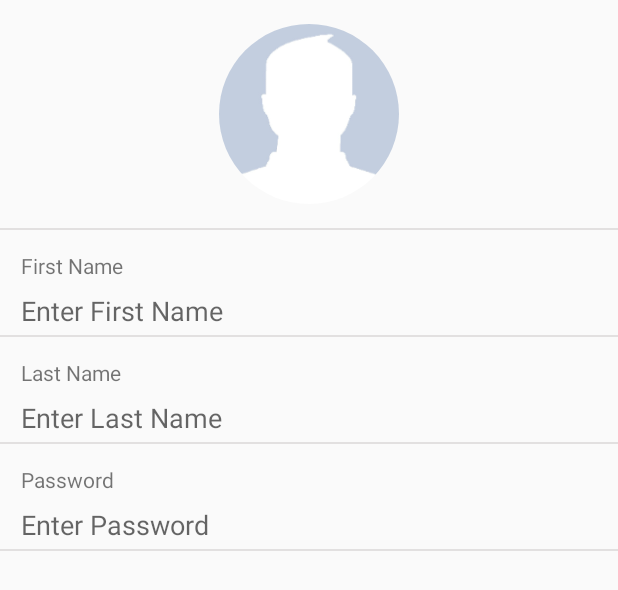
After one commit to Vibeosys/brh-android, an Android app: the layout fragment_edit_profile.xml on its own in the app's theme, with its tools: preview values and no code run, on a phone screen of 412 x 824 dp. The commit adds this screen. Shown: the top 590 px of the screen. Run offline under Robolectric (Android 15) with nearby library versions, the phone set to English and light mode, and no system bars.

Commit message:
Edit profile UI created
Edit profile UI created

```diff
--- a/BusinessReviewsHub/app/build.gradle
+++ b/BusinessReviewsHub/app/build.gradle
@@ -23,4 +23,6 @@ dependencies {
     compile fileTree(dir: 'libs', include: ['*.jar'])
     testCompile 'junit:junit:4.12'
     compile 'com.android.support:appcompat-v7:25.0.0'
+    //For circular image
+    compile 'de.hdodenhof:circleimageview:1.2.1'
 }
--- a/BusinessReviewsHub/app/src/main/java/com/businessreviewshub/fragments/BaseFragment.java
+++ b/BusinessReviewsHub/app/src/main/java/com/businessreviewshub/fragments/BaseFragment.java
@@ -1,7 +1,9 @@
 package com.businessreviewshub.fragments;
+
+import android.support.v4.app.Fragment;
 
 /**
  * Created by akshay on 12-12-2016.
  */
-public class BaseFragment {
+public class BaseFragment extends Fragment{
 }
--- /dev/null
+++ b/BusinessReviewsHub/app/src/main/java/com/businessreviewshub/fragments/EditProfileFragment.java
@@ -0,0 +1,109 @@
+package com.businessreviewshub.fragments;
+
+import android.content.Context;
+import android.net.Uri;
+import android.os.Bundle;
+import android.support.v4.app.Fragment;
+import android.view.LayoutInflater;
+import android.view.View;
+import android.view.ViewGroup;
+
+import com.businessreviewshub.R;
+
+/**
+ * A simple {@link Fragment} subclass.
+ * Activities that contain this fragment must implement the
+ * {@link EditProfileFragment.OnFragmentInteractionListener} interface
+ * to handle interaction events.
+ * Use the {@link EditProfileFragment#newInstance} factory method to
+ * create an instance of this fragment.
+ */
+public class EditProfileFragment extends BaseFragment {
+    // TODO: Rename parameter arguments, choose names that match
+    // the fragment initialization parameters, e.g. ARG_ITEM_NUMBER
+    private static final String ARG_PARAM1 = "param1";
+    private static final String ARG_PARAM2 = "param2";
+
+    // TODO: Rename and change types of parameters
+    private String mParam1;
+    private String mParam2;
+
+    private OnFragmentInteractionListener mListener;
+
+    public EditProfileFragment() {
+        // Required empty public constructor
+    }
+
+    /**
+     * Use this factory method to create a new instance of
+     * this fragment using the provided parameters.
+     *
+     * @param param1 Parameter 1.
+     * @param param2 Parameter 2.
+     * @return A new instance of fragment EditProfileFragment.
+     */
+    // TODO: Rename and change types and number of parameters
+    public static EditProfileFragment newInstance(String param1, String param2) {
+        EditProfileFragment fragment = new EditProfileFragment();
+        Bundle args = new Bundle();
+        args.putString(ARG_PARAM1, param1);
+        args.putString(ARG_PARAM2, param2);
+        fragment.setArguments(args);
+        return fragment;
+    }
+
+    @Override
+    public void onCreate(Bundle savedInstanceState) {
+        super.onCreate(savedInstanceState);
+        if (getArguments() != null) {
+            mParam1 = getArguments().getString(ARG_PARAM1);
+            mParam2 = getArguments().getString(ARG_PARAM2);
+        }
+    }
+
+    @Override
+    public View onCreateView(LayoutInflater inflater, ViewGroup container,
+                             Bundle savedInstanceState) {
+        // Inflate the layout for this fragment
+        return inflater.inflate(R.layout.fragment_edit_profile, container, false);
+    }
+
+    // TODO: Rename method, update argument and hook method into UI event
+    public void onButtonPressed(Uri uri) {
+        if (mListener != null) {
+            mListener.onFragmentInteraction(uri);
+        }
+    }
+
+    @Override
+    public void onAttach(Context context) {
+        super.onAttach(context);
+        if (context instanceof OnFragmentInteractionListener) {
+            mListener = (OnFragmentInteractionListener) context;
+        } else {
+            throw new RuntimeException(context.toString()
+                    + " must implement OnFragmentInteractionListener");
+        }
+    }
+
+    @Override
+    public void onDetach() {
+        super.onDetach();
+        mListener = null;
+    }
+
+    /**
+     * This interface must be implemented by activities that contain this
+     * fragment to allow an interaction in this fragment to be communicated
+     * to the activity and potentially other fragments contained in that
+     * activity.
+     * <p/>
+     * See the Android Training lesson <a href=
+     * "http://developer.android.com/training/basics/fragments/communicating.html"
+     * >Communicating with Other Fragments</a> for more information.
+     */
+    public interface OnFragmentInteractionListener {
+        // TODO: Update argument type and name
+        void onFragmentInteraction(Uri uri);
+    }
+}
--- /dev/null
+++ b/BusinessReviewsHub/app/src/main/java/com/businessreviewshub/views/RobotoBoldTextView.java
@@ -0,0 +1,25 @@
+package com.businessreviewshub.views;
+
+import android.content.Context;
+import android.graphics.Typeface;
+import android.util.AttributeSet;
+import android.widget.TextView;
+
+/**
+ * Created by shrinivas on 12-12-2016.
+ */
+public class RobotoBoldTextView extends TextView {
+    public RobotoBoldTextView(Context context) {
+        super(context);
+    }
+
+    public RobotoBoldTextView(Context context, AttributeSet attrs) {
+        super(context, attrs);
+        this.setTypeface(Typeface.createFromAsset(context.getAssets(), "fonts/roboto.bold.ttf"));
+    }
+
+    public RobotoBoldTextView(Context context, AttributeSet attrs, int defStyleAttr) {
+        super(context, attrs, defStyleAttr);
+        this.setTypeface(Typeface.createFromAsset(context.getAssets(), "fonts/roboto.bold.ttf"));
+    }
+}
--- /dev/null
+++ b/BusinessReviewsHub/app/src/main/res/layout/fragment_edit_profile.xml
@@ -0,0 +1,154 @@
+<FrameLayout xmlns:android="http://schemas.android.com/apk/res/android"
+    xmlns:tools="http://schemas.android.com/tools"
+    android:layout_width="match_parent"
+    android:layout_height="match_parent"
+    tools:context="com.businessreviewshub.fragments.EditProfileFragment">
+
+    <!-- TODO: Update blank fragment layout -->
+    <ScrollView
+        android:layout_width="match_parent"
+        android:layout_height="match_parent">
+
+        <LinearLayout
+            android:layout_width="match_parent"
+            android:layout_height="wrap_content"
+            android:orientation="vertical">
+
+            <LinearLayout
+                android:layout_width="match_parent"
+                android:layout_height="wrap_content"
+                android:layout_margin="16dp"
+                android:orientation="vertical">
+
+                <LinearLayout
+                    android:layout_width="match_parent"
+                    android:layout_height="wrap_content"
+                    android:gravity="center"
+                    android:orientation="vertical">
+
+                    <de.hdodenhof.circleimageview.CircleImageView
+                        android:id="@+id/circleView"
+                        android:layout_width="120dp"
+                        android:layout_height="120dp"
+                        android:src="@drawable/avatar_profile" />
+                </LinearLayout>
+
+
+            </LinearLayout>
+
+            <LinearLayout
+                android:layout_width="match_parent"
+                android:layout_height="wrap_content"
+                android:orientation="vertical">
+
+                <View
+                    android:id="@+id/firstView"
+                    android:layout_width="fill_parent"
+                    android:layout_height="1dp"
+                    android:background="#e2e0e0" />
+
+                <LinearLayout
+                    android:layout_width="match_parent"
+                    android:layout_height="wrap_content"
+                    android:orientation="vertical">
+
+                    <LinearLayout
+                        android:layout_width="match_parent"
+                        android:layout_height="wrap_content"
+                        android:layout_marginEnd="10dp"
+                        android:layout_marginStart="10dp"
+                        android:layout_marginTop="10dp"
+                        android:orientation="vertical">
+
+                        <com.businessreviewshub.views.RobotoTextView
+                            android:id="@+id/userFirstName"
+                            android:layout_width="wrap_content"
+                            android:layout_height="wrap_content"
+                            android:padding="4dp"
+                            android:text="@string/str_user_first_name"
+                            android:textSize="14sp" />
+
+                        <EditText
+                            android:id="@+id/editUserFirstName"
+                            android:layout_width="match_parent"
+                            android:layout_height="wrap_content"
+                            android:background="@android:color/transparent"
+                            android:padding="4dp"
+                            android:singleLine="true"
+                            android:hint="@string/str_hint_first_name"
+                            android:textSize="18sp" />
+                    </LinearLayout>
+                    <View
+                        android:id="@+id/secondView"
+                        android:layout_width="fill_parent"
+                        android:layout_height="1dp"
+                        android:background="#e2e0e0" />
+                    <LinearLayout
+                        android:layout_width="match_parent"
+                        android:layout_height="wrap_content"
+                        android:layout_marginEnd="10dp"
+                        android:layout_marginStart="10dp"
+                        android:layout_marginTop="10dp"
+                        android:orientation="vertical">
+
+                        <com.businessreviewshub.views.RobotoTextView
+                            android:id="@+id/userLastName"
+                            android:layout_width="wrap_content"
+                            android:layout_height="wrap_content"
+                            android:padding="4dp"
+                            android:text="@string/str_user_last_name"
+                            android:textSize="14sp" />
+
+                        <EditText
+                            android:id="@+id/editUserLastName"
+                            android:layout_width="match_parent"
+                            android:layout_height="wrap_content"
+                            android:background="@android:color/transparent"
+                            android:padding="4dp"
+                            android:singleLine="true"
+                            android:hint="@string/str_hint_last_name"
+                            android:textSize="18sp" />
+                    </LinearLayout>
+                    <View
+                        android:id="@+id/thirdView"
+                        android:layout_width="fill_parent"
+                        android:layout_height="1dp"
+                        android:background="#e2e0e0" />
+                    <LinearLayout
+                        android:layout_width="match_parent"
+                        android:layout_height="wrap_content"
+                        android:layout_marginEnd="10dp"
+                        android:layout_marginStart="10dp"
+                        android:layout_marginTop="10dp"
+                        android:orientation="vertical">
+
+                        <com.businessreviewshub.views.RobotoTextView
+                            android:id="@+id/userPassword"
+                            android:layout_width="wrap_content"
+                            android:layout_height="wrap_content"
+                            android:padding="4dp"
+                            android:text="@string/str_user_password"
+                            android:textSize="14sp" />
+
+                        <EditText
+                            android:id="@+id/editUserPassword"
+                            android:layout_width="match_parent"
+                            android:layout_height="wrap_content"
+                            android:background="@android:color/transparent"
+                            android:padding="4dp"
+                            android:inputType="textPassword"
+                            android:hint="@string/str_hint_password"
+                            android:singleLine="true"
+                            android:textSize="18sp" />
+                    </LinearLayout>
+                    <View
+                        android:id="@+id/fifthView"
+                        android:layout_width="fill_parent"
+                        android:layout_height="1dp"
+                        android:background="#e2e0e0" />
+                </LinearLayout>
+            </LinearLayout>
+        </LinearLayout>
+    </ScrollView>
+
+</FrameLayout>
--- a/BusinessReviewsHub/app/src/main/res/values/strings.xml
+++ b/BusinessReviewsHub/app/src/main/res/values/strings.xml
@@ -4,4 +4,13 @@
     <string name="str_send_sms">Send Sms</string>
     <string name="str_history">History</string>
     <string name="str_profile">Profile</string>
+    <!-- TODO: Remove or change this placeholder text -->
+    <string name="hello_blank_fragment">Hello blank fragment</string>
+    <!-- Edit user profile-->
+    <string name="str_user_first_name">First Name</string>
+    <string name="str_user_last_name">Last Name</string>
+    <string name="str_user_password">Password</string>
+    <string name="str_hint_first_name">Enter First Name</string>
+    <string name="str_hint_last_name">Enter Last Name</string>
+    <string name="str_hint_password">Enter Password</string>
 </resources>
```
Also changed, not shown: BusinessReviewsHub/app/src/main/res/drawable-xxxhdpi/avatar_profile.png (added).
